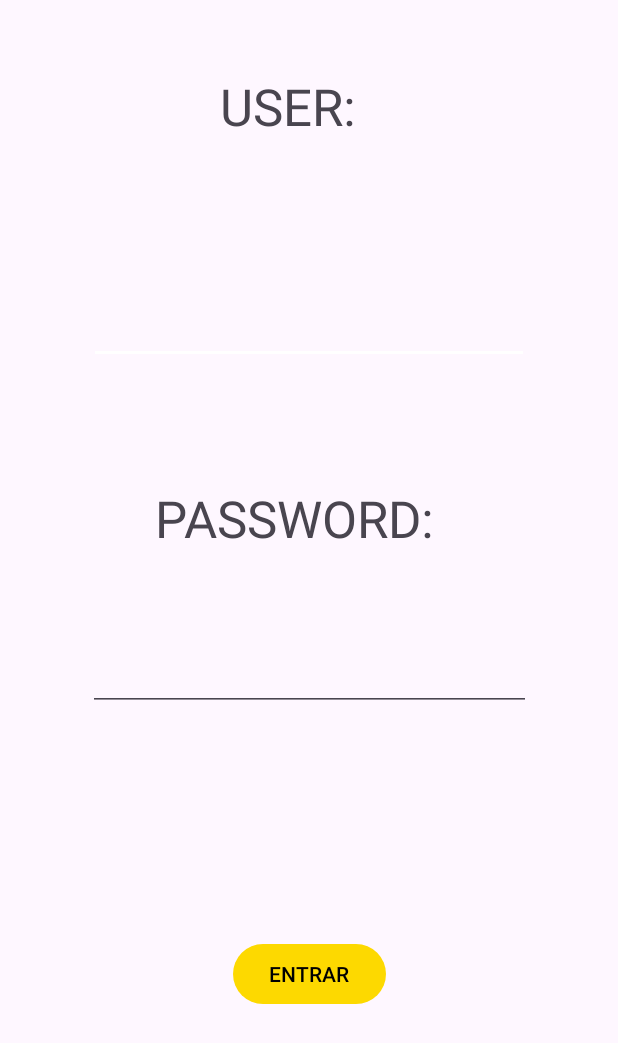
After one commit to VictorCalebeIFG/ProjetoIntegrador-Mobile_Senac, an Android app: the Login screen opened directly, with no data from a screen before it, on a phone screen of 412 x 824 dp. The commit adds this screen. Shown: the top 1043 px of the screen. Run offline under Robolectric (Android 15) with nearby library versions, the phone set to English and light mode, and no system bars; our stand-ins replace Volley.

Commit message:
version - Login
Nessa versão já é possível fazer autenficação de login

```diff
--- a/app/build.gradle.kts
+++ b/app/build.gradle.kts
@@ -38,6 +38,7 @@ dependencies {
     implementation(libs.activity)
     implementation(libs.constraintlayout)
     implementation(libs.volley)
+    implementation(libs.firebase.inappmessaging)
     testImplementation(libs.junit)
     androidTestImplementation(libs.ext.junit)
     androidTestImplementation(libs.espresso.core)
--- a/app/src/main/AndroidManifest.xml
+++ b/app/src/main/AndroidManifest.xml
@@ -1,7 +1,9 @@
 <?xml version="1.0" encoding="utf-8"?>
 <manifest xmlns:android="http://schemas.android.com/apk/res/android"
     xmlns:tools="http://schemas.android.com/tools">
+
     <uses-permission android:name="android.permission.INTERNET" />
+
     <application
         android:allowBackup="true"
         android:dataExtractionRules="@xml/data_extraction_rules"
@@ -12,6 +14,9 @@
         android:supportsRtl="true"
         android:theme="@style/Theme.ProjetoIntegrador"
         tools:targetApi="31">
+        <activity
+            android:name=".Login"
+            android:exported="false" />
         <activity
             android:name=".MainActivity"
             android:exported="true">
--- a/app/src/main/java/com/example/projetointegrador/DataBase.java
+++ b/app/src/main/java/com/example/projetointegrador/DataBase.java
@@ -4,6 +4,7 @@ import static android.content.ContentValues.TAG;
 
 import android.content.Context;
 import android.util.Log;
+import android.widget.Toast;
 
 import com.android.volley.Request;
 import com.android.volley.RequestQueue;
@@ -24,7 +25,6 @@ public class DataBase {
     static final String TAG = "DataBaseLog";
 
     public DataBase(Context context) {
-        // Corrigir como obter a URL da string de recursos
         this.url = context.getString(R.string.url);
         this.queue = Volley.newRequestQueue(context);
 
@@ -79,4 +79,6 @@ public class DataBase {
         void onSuccess(List<List<String>> result);
     }
 
+
+
 }
--- /dev/null
+++ b/app/src/main/java/com/example/projetointegrador/Login.java
@@ -0,0 +1,91 @@
+package com.example.projetointegrador;
+
+import static android.app.PendingIntent.getActivity;
+
+import android.os.Bundle;
+import android.util.Log;
+import android.view.View;
+import android.widget.Button;
+import android.widget.ProgressBar;
+import android.widget.TextView;
+import android.widget.Toast;
+
+import androidx.activity.EdgeToEdge;
+import androidx.appcompat.app.AppCompatActivity;
+import java.util.List;
+import androidx.core.graphics.Insets;
+import androidx.core.view.ViewCompat;
+import androidx.core.view.WindowInsetsCompat;
+import com.android.volley.Request;
+import com.android.volley.RequestQueue;
+import com.android.volley.Response;
+import com.android.volley.VolleyError;
+import com.android.volley.toolbox.StringRequest;
+import com.android.volley.toolbox.Volley;
+
+public class Login extends AppCompatActivity implements View.OnClickListener {
+
+    Button butEntrar;
+    TextView user;
+    TextView password;
+    ProgressBar pgBar;
+
+    @Override
+    protected void onCreate(Bundle savedInstanceState) {
+        super.onCreate(savedInstanceState);
+        EdgeToEdge.enable(this);
+        setContentView(R.layout.activity_login);
+
+        user        = findViewById(R.id.user);
+        password    = findViewById(R.id.password);
+        pgBar       = findViewById(R.id.progressBar);
+
+
+        butEntrar = findViewById(R.id.butEntrar);
+        butEntrar.setOnClickListener(this);
+    }
+
+    @Override
+    public void onClick(View view) {
+
+        String userValue = user.getText().toString();
+        String passwordValue = password.getText().toString();
+
+        if(view == butEntrar){
+            pgBar.setVisibility(view.VISIBLE);
+            String action = "?action=getdata&wkname=Data";
+            DataBase db = new DataBase(this);
+
+            db.makeRequest(action, new DataBase.VolleyCallback() {
+                @Override
+                public void onSuccess(List<List<String>> result) {
+                    Log.d("Login Databse",result.toString());
+                    String userFound = "";
+
+                    for (List<String> row : result) {
+                        if (row.get(0).equals(userValue) & row.get(1).equals(passwordValue)){
+                            Login.this.sendMsg("Usuário Encotrado e Senha Correta");
+                            userFound = userValue;
+                            pgBar.setVisibility(view.INVISIBLE);
+                            break;
+                        }
+                    }
+                    if (userFound.equals("")){
+                        pgBar.setVisibility(view.INVISIBLE);
+                        Login.this.sendMsg("Usuário Não Econtrado.");
+                    }
+
+
+                }
+            });
+
+
+
+        }
+    }
+
+    public void sendMsg(String msg){
+        Toast toast = Toast.makeText(this,msg,Toast.LENGTH_LONG);
+        toast.show();
+    }
+}
--- /dev/null
+++ b/app/src/main/res/layout/activity_login.xml
@@ -0,0 +1,81 @@
+<?xml version="1.0" encoding="utf-8"?>
+<androidx.constraintlayout.widget.ConstraintLayout xmlns:android="http://schemas.android.com/apk/res/android"
+    xmlns:app="http://schemas.android.com/apk/res-auto"
+    xmlns:tools="http://schemas.android.com/tools"
+    android:id="@+id/main"
+    android:layout_width="match_parent"
+    android:layout_height="match_parent"
+    tools:context=".Login">
+
+    <EditText
+        android:id="@+id/user"
+        android:layout_width="293dp"
+        android:layout_height="41dp"
+        android:layout_marginTop="112dp"
+        android:ems="10"
+        android:inputType="text"
+        app:layout_constraintEnd_toEndOf="parent"
+        app:layout_constraintStart_toStartOf="parent"
+        app:layout_constraintTop_toBottomOf="@+id/textView" />
+
+    <EditText
+        android:id="@+id/password"
+        android:layout_width="295dp"
+        android:layout_height="39dp"
+        android:layout_marginTop="112dp"
+        android:ems="10"
+        android:inputType="textPassword"
+        app:layout_constraintEnd_toEndOf="parent"
+        app:layout_constraintStart_toStartOf="parent"
+        app:layout_constraintTop_toTopOf="@+id/textView2" />
+
+    <TextView
+        android:id="@+id/textView"
+        android:layout_width="103dp"
+        android:layout_height="41dp"
+        android:layout_marginStart="140dp"
+        android:layout_marginTop="48dp"
+        android:text="USER:"
+        android:textAlignment="center"
+        android:textSize="34sp"
+        app:layout_constraintStart_toStartOf="parent"
+        app:layout_constraintTop_toTopOf="parent" />
+
+    <TextView
+        android:id="@+id/textView2"
+        android:layout_width="215dp"
+        android:layout_height="44dp"
+        android:layout_marginTop="80dp"
+        android:text="PASSWORD:"
+        android:textAlignment="center"
+        android:textSize="34sp"
+        app:layout_constraintEnd_toEndOf="parent"
+        app:layout_constraintHorizontal_bias="0.448"
+        app:layout_constraintStart_toStartOf="parent"
+        app:layout_constraintTop_toBottomOf="@+id/user" />
+
+    <Button
+        android:textColor="#000000"
+        app:backgroundTint="#FDD900"
+        android:id="@+id/butEntrar"
+        android:layout_width="wrap_content"
+        android:layout_height="wrap_content"
+        android:text="ENTRAR"
+        app:layout_constraintBottom_toBottomOf="parent"
+        app:layout_constraintEnd_toEndOf="parent"
+        app:layout_constraintStart_toStartOf="parent"
+        app:layout_constraintTop_toBottomOf="@+id/password" />
+
+    <ProgressBar
+        android:id="@+id/progressBar"
+        android:indeterminateTint="#FDD900"
+        style="?android:attr/progressBarStyle"
+        android:layout_width="wrap_content"
+        android:layout_height="wrap_content"
+        android:progressTint="#040000"
+        android:visibility="invisible"
+        app:layout_constraintBottom_toTopOf="@+id/butEntrar"
+        app:layout_constraintEnd_toEndOf="parent"
+        app:layout_constraintStart_toStartOf="parent"
+        app:layout_constraintTop_toBottomOf="@+id/password" />
+</androidx.constraintlayout.widget.ConstraintLayout>
--- a/app/src/main/res/values/themes.xml
+++ b/app/src/main/res/values/themes.xml
@@ -1,8 +1,11 @@
 <resources xmlns:tools="http://schemas.android.com/tools">
     <!-- Base application theme. -->
     <style name="Base.Theme.ProjetoIntegrador" parent="Theme.Material3.DayNight.NoActionBar">
-        <!-- Customize your light theme here. -->
-        <!-- <item name="colorPrimary">@color/my_light_primary</item> -->
+        <item name="colorAccent">@android:color/white</item>
+    </style>
+
+    <style name="Button.White" parent="ThemeOverlay.AppCompat">
+        <item name="colorAccent">@android:color/white</item>
     </style>
 
     <style name="Theme.ProjetoIntegrador" parent="Base.Theme.ProjetoIntegrador" />
--- a/gradle/libs.versions.toml
+++ b/gradle/libs.versions.toml
@@ -8,6 +8,7 @@ material = "1.12.0"
 activity = "1.9.2"
 constraintlayout = "2.1.4"
 volley = "1.2.1"
+firebaseInappmessaging = "21.0.0"
 
 [libraries]
 junit = { group = "junit", name = "junit", version.ref = "junit" }
@@ -18,6 +19,7 @@ material = { group = "com.google.android.material", name = "material", version.r
 activity = { group = "androidx.activity", name = "activity", version.ref = "activity" }
 constraintlayout = { group = "androidx.constraintlayout", name = "constraintlayout", version.ref = "constraintlayout" }
 volley = { group = "com.android.volley", name = "volley", version.ref = "volley" }
+firebase-inappmessaging = { group = "com.google.firebase", name = "firebase-inappmessaging", version.ref = "firebaseInappmessaging" }
 
 [plugins]
 android-application = { id = "com.android.application", version.ref = "agp" }
```
Also changed, not shown: app/src/main/java/com/example/projetointegrador/MainActivity.java (+28 -8 lines), app/src/main/res/layout/activity_main.xml (+35 -6 lines), app/src/main/res/drawable/vanapp.png (added).
